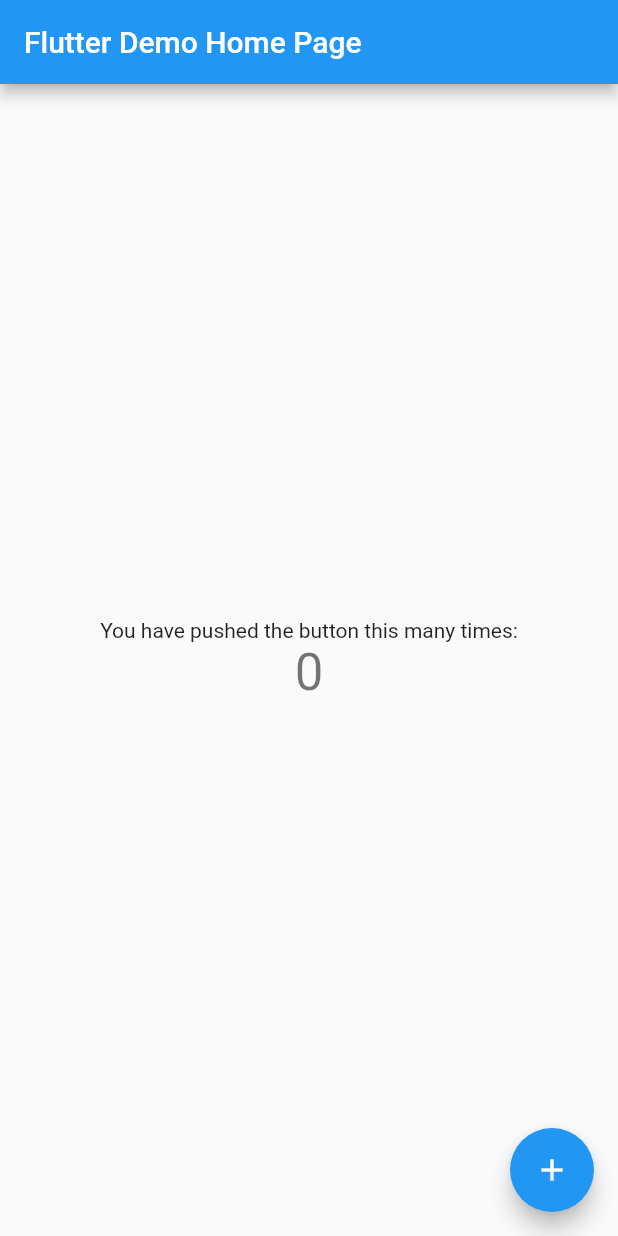
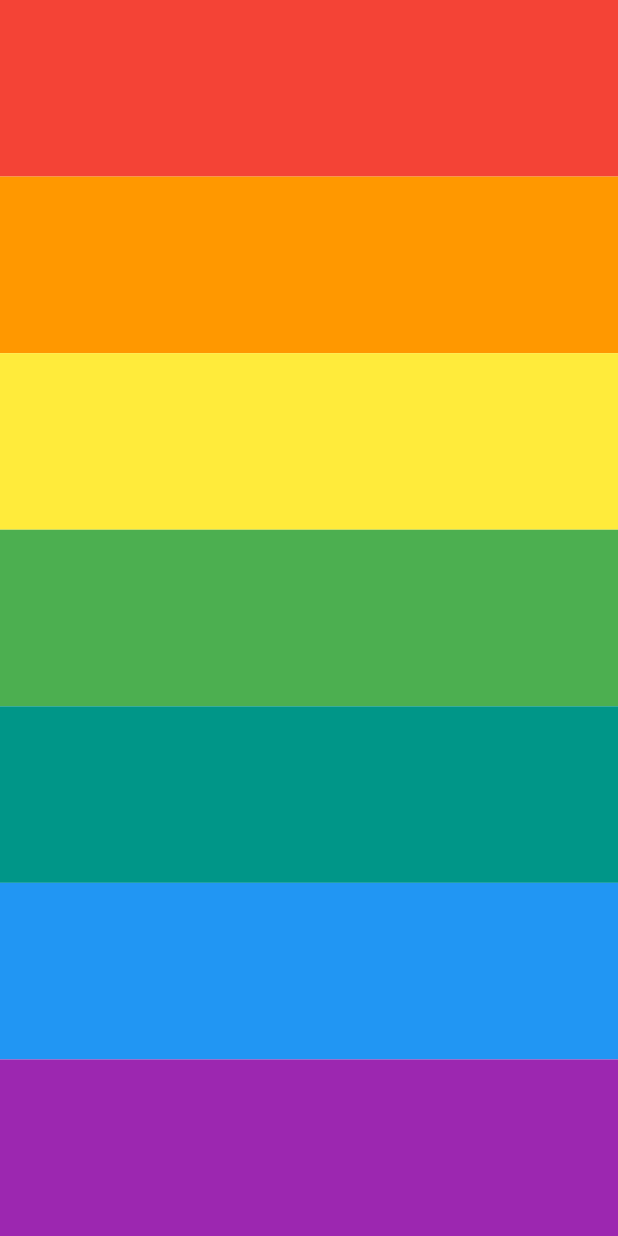
Before and after one commit to marcelobgs/xylophone, a Flutter app: the screen it shows after launch, on a phone screen of 412 x 824 dp. Run offline on Flutter 3.47's test engine with Material 2 defaults, Android fonts, the phone set to English and light mode, and no system bars; our stand-ins replace audioplayers.

Commit message:
interface created

```diff
--- a/lib/main.dart
+++ b/lib/main.dart
@@ -1,3 +1,6 @@
+// ignore_for_file: must_be_immutable
+
+import 'package:audioplayers/audioplayers.dart';
 import 'package:flutter/material.dart';
 
 void main() {
@@ -10,106 +13,83 @@
   // This widget is the root of your application.
   @override
   Widget build(BuildContext context) {
-    return MaterialApp(
-      title: 'Flutter Demo',
-      theme: ThemeData(
-        // This is the theme of your application.
-        //
-        // Try running your application with "flutter run". You'll see the
-        // application has a blue toolbar. Then, without quitting the app, try
-        // changing the primarySwatch below to Colors.green and then invoke
-        // "hot reload" (press "r" in the console where you ran "flutter run",
-        // or simply save your changes to "hot reload" in a Flutter IDE).
-        // Notice that the counter didn't reset back to zero; the application
-        // is not restarted.
-        primarySwatch: Colors.blue,
+    return const MaterialApp(
+      debugShowCheckedModeBanner: false,
+      home: Scaffold(
+        body: MyHomePage(),
       ),
-      home: const MyHomePage(title: 'Flutter Demo Home Page'),
     );
   }
 }
 
-class MyHomePage extends StatefulWidget {
-  const MyHomePage({Key? key, required this.title}) : super(key: key);
-
-  // This widget is the home page of your application. It is stateful, meaning
-  // that it has a State object (defined below) that contains fields that affect
-  // how it looks.
-
-  // This class is the configuration for the state. It holds the values (in this
-  // case the title) provided by the parent (in this case the App widget) and
-  // used by the build method of the State. Fields in a Widget subclass are
-  // always marked "final".
-
-  final String title;
-
-  @override
-  State<MyHomePage> createState() => _MyHomePageState();
-}
-
-class _MyHomePageState extends State<MyHomePage> {
-  int _counter = 0;
-
-  void _incrementCounter() {
-    setState(() {
-      // This call to setState tells the Flutter framework that something has
-      // changed in this State, which causes it to rerun the build method below
-      // so that the display can reflect the updated values. If we changed
-      // _counter without calling setState(), then the build method would not be
-      // called again, and so nothing would appear to happen.
-      _counter++;
-    });
-  }
+class MyHomePage extends StatelessWidget {
+  const MyHomePage({Key? key}) : super(key: key);
 
   @override
   Widget build(BuildContext context) {
-    // This method is rerun every time setState is called, for instance as done
-    // by the _incrementCounter method above.
-    //
-    // The Flutter framework has been optimized to make rerunning build methods
-    // fast, so that you can just rebuild anything that needs updating rather
-    // than having to individually change instances of widgets.
     return Scaffold(
-      appBar: AppBar(
-        // Here we take the value from the MyHomePage object that was created by
-        // the App.build method, and use it to set our appbar title.
-        title: Text(widget.title),
-      ),
-      body: Center(
-        // Center is a layout widget. It takes a single child and positions it
-        // in the middle of the parent.
+      body: SafeArea(
         child: Column(
-          // Column is also a layout widget. It takes a list of children and
-          // arranges them vertically. By default, it sizes itself to fit its
-          // children horizontally, and tries to be as tall as its parent.
-          //
-          // Invoke "debug painting" (press "p" in the console, choose the
-          // "Toggle Debug Paint" action from the Flutter Inspector in Android
-          // Studio, or the "Toggle Debug Paint" command in Visual Studio Code)
-          // to see the wireframe for each widget.
-          //
-          // Column has various properties to control how it sizes itself and
-          // how it positions its children. Here we use mainAxisAlignment to
-          // center the children vertically; the main axis here is the vertical
-          // axis because Columns are vertical (the cross axis would be
-          // horizontal).
-          mainAxisAlignment: MainAxisAlignment.center,
-          children: <Widget>[
-            const Text(
-              'You have pushed the button this many times:',
+          // ignore: prefer_const_literals_to_create_immutables
+          children: [
+            MyKey(
+              color: Colors.red,
+              noise: '',
             ),
-            Text(
-              '$_counter',
-              style: Theme.of(context).textTheme.headline4,
+            MyKey(
+              color: Colors.orange,
+              noise: '',
+            ),
+            MyKey(
+              color: Colors.yellow,
+              noise: '',
+            ),
+            MyKey(
+              color: Colors.green,
+              noise: '',
+            ),
+            MyKey(
+              color: Colors.teal,
+              noise: '',
+            ),
+            MyKey(
+              color: Colors.blue,
+              noise: '',
+            ),
+            MyKey(
+              color: Colors.purple,
+              noise: '',
             ),
           ],
         ),
       ),
-      floatingActionButton: FloatingActionButton(
-        onPressed: _incrementCounter,
-        tooltip: 'Increment',
-        child: const Icon(Icons.add),
-      ), // This trailing comma makes auto-formatting nicer for build methods.
     );
   }
 }
+
+class MyKey extends StatefulWidget {
+  final Color color;
+  final String noise;
+
+  MyKey({Key? key, required this.color, required this.noise}) : super(key: key);
+
+  @override
+  State<MyKey> createState() => _MyKeyState();
+
+  AudioPlayer audioPlayer = AudioPlayer();
+}
+
+class _MyKeyState extends State<MyKey> {
+  final audioPlayer = AudioPlayer();
+  @override
+  Widget build(BuildContext context) {
+    return Expanded(
+      child: InkWell(
+        onTap: () {},
+        child: Container(
+          color: widget.color,
+        ),
+      ),
+    );
+  }
+}
```
Also changed, not shown: pubspec.yaml (+4 -3 lines), pubspec.lock, 8 other files.
